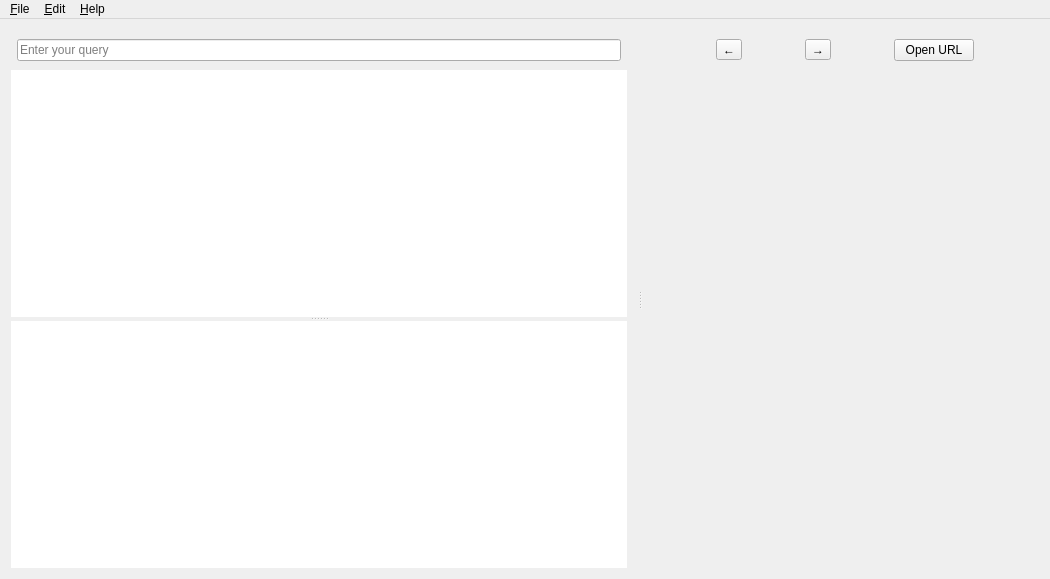
Before: the Qt Designer form src/ui/forms/mainwindow.ui in zealdocs/zeal, drawn with Qt 5.
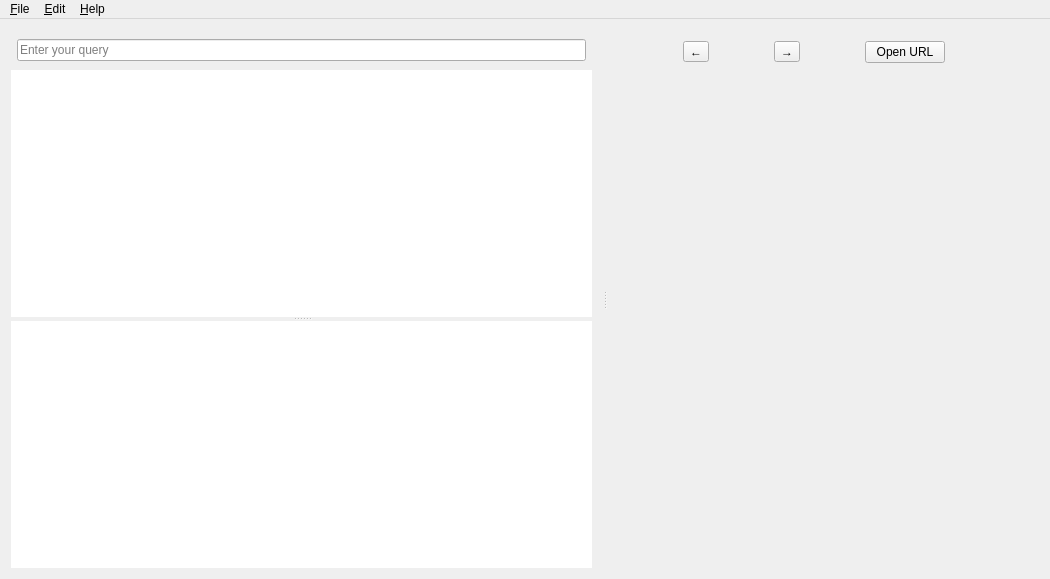
After: the same form once the commit is applied. Icons and pictures are not drawn. Custom widgets are drawn as their Qt base class.

Commit message:
Replace tab bar margins with spacer
In order to get correct tab height and spacing around the buttons,
the margin on navigationBar was replaced with a vertical spacer
as a child which pushes the height to the required amount.

Diff of the .ui file:
```diff
--- a/src/ui/forms/mainwindow.ui
+++ b/src/ui/forms/mainwindow.ui
@@ -124,18 +124,24 @@
             <height>40</height>
            </size>
           </property>
+          <property name="maximumSize">
+           <size>
+            <width>16777215</width>
+            <height>44</height>
+           </size>
+          </property>
           <layout class="QHBoxLayout" name="toolbox">
            <property name="leftMargin">
             <number>6</number>
            </property>
            <property name="topMargin">
-            <number>5</number>
+            <number>0</number>
            </property>
            <property name="rightMargin">
-            <number>6</number>
+            <number>12</number>
            </property>
            <property name="bottomMargin">
-            <number>5</number>
+            <number>0</number>
            </property>
            <item>
             <widget class="QToolButton" name="backButton">
@@ -184,6 +190,19 @@
              </property>
             </widget>
            </item>
+           <item>
+            <spacer name="verticalSpacer">
+             <property name="orientation">
+              <enum>Qt::Vertical</enum>
+             </property>
+             <property name="sizeHint" stdset="0">
+              <size>
+               <width>20</width>
+               <height>40</height>
+              </size>
+             </property>
+            </spacer>
+           </item>
           </layout>
          </widget>
         </item>
```
The commit also changes 1 other file.
